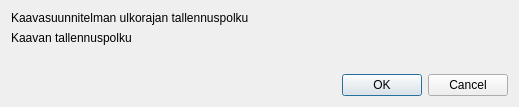
Before: the Qt Designer form arho_feature_template/gui/dialogs/serialize_plan.ui in GispoCoding/arho-qgis-plugin, drawn with Qt 5.
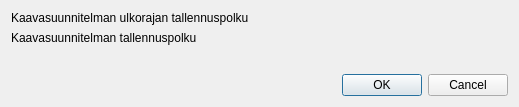
After: the same form once the commit is applied. Custom widgets are drawn as their Qt base class.

Commit message: Corrected label text

What changed in the file:
```diff
--- a/arho_feature_template/gui/dialogs/serialize_plan.ui
+++ b/arho_feature_template/gui/dialogs/serialize_plan.ui
@@ -51,7 +51,7 @@
      <item row="1" column="0">
       <widget class="QLabel" name="plan_label">
        <property name="text">
-        <string>Kaavan tallennuspolku</string>
+        <string>Kaavasuunnitelman tallennuspolku</string>
        </property>
       </widget>
      </item>
```
